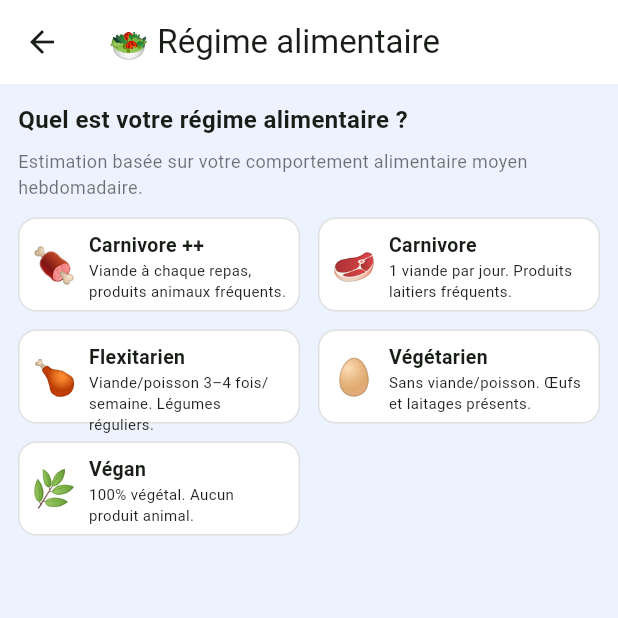
After one commit to sebmenoury/biocarbon-api, a Flutter app: the AlimentationScreen screen opened directly, on a phone screen of 412 x 824 dp, the top half of it. The commit adds this screen. Run offline on Flutter 3.47's test engine with Material 3 defaults, Android fonts, the phone set to English and light mode, and no system bars; our stand-ins replace fl_chart; network calls fail.

```diff
--- a/lib/data/classes/poste_list_wrapper_screen.dart
+++ b/lib/data/classes/poste_list_wrapper_screen.dart
@@ -1,7 +1,7 @@
 import 'package:flutter/material.dart';
 import '../services/api_service.dart';
 import '../../screens/detail/poste_list_screen.dart';
-import '../../screens/vehicules/vehicule_screen.dart';
+import '../../screens/deplacements/vehicule_screen.dart';
 
 class PosteVehiculeEntryPoint extends StatefulWidget {
   final String codeIndividu;
--- /dev/null
+++ b/lib/screens/alimentation/alimentation_screen.dart
@@ -0,0 +1,110 @@
+import 'package:flutter/material.dart';
+
+class AlimentationScreen extends StatefulWidget {
+  const AlimentationScreen({super.key});
+
+  @override
+  State<AlimentationScreen> createState() => _AlimentationScreenState();
+}
+
+class _AlimentationScreenState extends State<AlimentationScreen> {
+  final Map<String, Map<String, dynamic>> regimes = {
+    "Carnivore ++": {"emoji": "🍖", "desc": "Viande à chaque repas, produits animaux fréquents.", "emission": 2100},
+    "Carnivore": {"emoji": "🥩", "desc": "1 viande par jour. Produits laitiers fréquents.", "emission": 1700},
+    "Flexitarien": {"emoji": "🍗", "desc": "Viande/poisson 3–4 fois/semaine. Légumes réguliers.", "emission": 950},
+    "Végétarien": {"emoji": "🥚", "desc": "Sans viande/poisson. Œufs et laitages présents.", "emission": 700},
+    "Végan": {"emoji": "🌿", "desc": "100% végétal. Aucun produit animal.", "emission": 550},
+  };
+
+  String? selectedRegime;
+  double? selectedEmission;
+
+  void _choisirRegime(String nom) {
+    setState(() {
+      selectedRegime = nom;
+      selectedEmission = regimes[nom]!['emission'].toDouble();
+    });
+
+    // TODO : ici tu peux appeler un POST vers ton API Google Sheets
+    print("✅ Régime choisi : $nom / ${selectedEmission} kg CO₂/an");
+  }
+
+  @override
+  Widget build(BuildContext context) {
+    return Scaffold(
+      appBar: AppBar(title: const Text("🥗 Régime alimentaire")),
+      body: SingleChildScrollView(
+        padding: const EdgeInsets.all(12),
+        child: Column(
+          crossAxisAlignment: CrossAxisAlignment.start,
+          children: [
+            const Text(
+              "Quel est votre régime alimentaire ?",
+              style: TextStyle(fontSize: 16, fontWeight: FontWeight.bold),
+            ),
+            const SizedBox(height: 8),
+            const Text(
+              "Estimation basée sur votre comportement alimentaire moyen hebdomadaire.",
+              style: TextStyle(fontSize: 12, color: Colors.black54),
+            ),
+            const SizedBox(height: 12),
+            GridView.count(
+              shrinkWrap: true,
+              crossAxisCount: 2,
+              physics: const NeverScrollableScrollPhysics(),
+              crossAxisSpacing: 12,
+              mainAxisSpacing: 12,
+              childAspectRatio: 3,
+              children:
+                  regimes.entries.map((entry) {
+                    final nom = entry.key;
+                    final info = entry.value;
+                    final isSelected = nom == selectedRegime;
+
+                    return GestureDetector(
+                      onTap: () => _choisirRegime(nom),
+                      child: Container(
+                        decoration: BoxDecoration(
+                          color: isSelected ? Colors.green.shade100 : Colors.white,
+                          border: Border.all(color: isSelected ? Colors.green : Colors.grey.shade300),
+                          borderRadius: BorderRadius.circular(12),
+                        ),
+                        padding: const EdgeInsets.all(8),
+                        child: Row(
+                          children: [
+                            Text(info['emoji'], style: const TextStyle(fontSize: 24)),
+                            const SizedBox(width: 8),
+                            Expanded(
+                              child: Column(
+                                crossAxisAlignment: CrossAxisAlignment.start,
+                                mainAxisAlignment: MainAxisAlignment.center,
+                                children: [
+                                  Text(nom, style: const TextStyle(fontWeight: FontWeight.bold, fontSize: 13)),
+                                  Text(info['desc'], style: const TextStyle(fontSize: 10)),
+                                ],
+                              ),
+                            ),
+                          ],
+                        ),
+                      ),
+                    );
+                  }).toList(),
+            ),
+            const SizedBox(height: 16),
+            if (selectedRegime != null) ...[
+              const Divider(),
+              Text(
+                "🧾 Régime sélectionné : $selectedRegime",
+                style: const TextStyle(fontSize: 14, fontWeight: FontWeight.bold),
+              ),
+              Text(
+                "🌍 Empreinte estimée : ${selectedEmission!.toStringAsFixed(0)} kg CO₂/an",
+                style: const TextStyle(fontSize: 13),
+              ),
+            ],
+          ],
+        ),
+      ),
+    );
+  }
+}
```
Also changed, not shown: lib/screens/detail/poste_list_screen.dart (+55 -69 lines), lib/screens/main/analyse_screen.dart (+7 -1 lines), lib/screens/main/mes_donnees_screen.dart (+4 -4 lines), lib/screens/main/objectifs_screen.dart (+6 -1 lines), lib/screens/main/projection_screen.dart (+4 -3 lines), lib/ui/widgets/post_list_section_card.dart (added, +57 -0 lines), lib/screens/deplacements/saisie_vehicules.dart (renamed from lib/screens/vehicules/saisie_vehicules.dart), lib/screens/deplacements/vehicule_screen.dart (renamed from lib/screens/vehicules/vehicule_screen.dart), lib/screens/detail/edition_generique_screen.dart (added).
